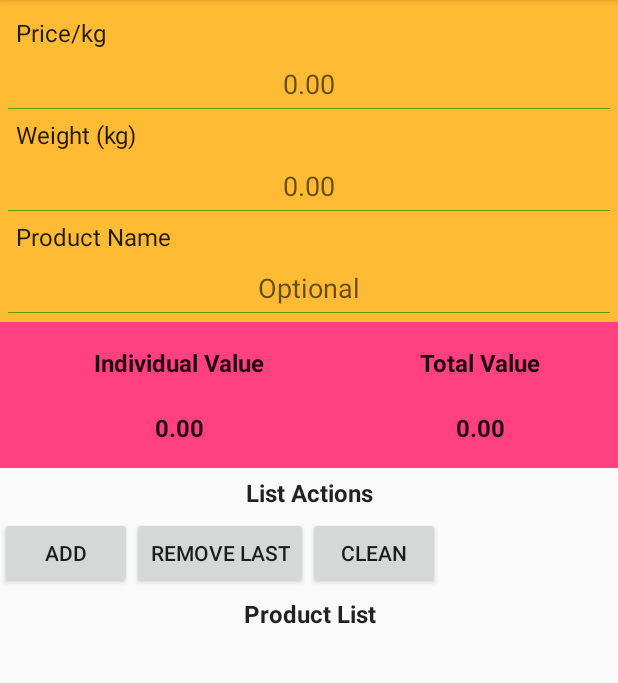
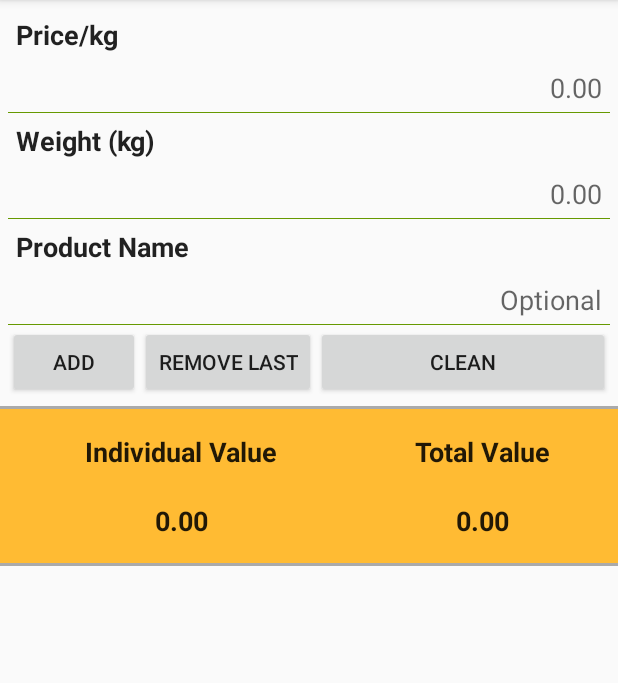
Before and after one commit to trmendes/FoodScaleDroid, an Android app: the screen it shows after launch (MainActivity), on a phone screen of 412 x 824 dp, the part 84-767 px from its top. Run offline under Robolectric (Android 15) with nearby library versions, the phone set to English and light mode, and no system bars.

Commit message:
Fixing a few erros and changing colors

```diff
--- a/app/src/main/java/tmendes/com/analyticalbalancedroid/MainActivity.java
+++ b/app/src/main/java/tmendes/com/analyticalbalancedroid/MainActivity.java
@@ -63,7 +63,7 @@ public class MainActivity extends AppCompatActivity {
             public void onTextChanged(CharSequence s, int start, int before, int count) {
                 updateValues();
                 prodKgPrice.removeTextChangedListener(kgTw);
-                prodIndValue.setText(String.valueOf(doTheMath()));
+                prodIndValue.setText(String.format("%.02f", doTheMath()));
                 prodKgPrice.addTextChangedListener(kgTw);
             }
         };
@@ -77,7 +77,7 @@ public class MainActivity extends AppCompatActivity {
             public void onTextChanged(CharSequence s, int start, int before, int count) {
                 updateValues();
                 prodWeight.removeTextChangedListener(wgTw);
-                prodIndValue.setText(String.valueOf(doTheMath()));
+                prodIndValue.setText(String.format("%.02f", doTheMath()));
                 prodWeight.addTextChangedListener(wgTw);
             }
         };
@@ -136,7 +136,7 @@ public class MainActivity extends AppCompatActivity {
 
             total = Float.valueOf(totalValue.getText().toString()) + valueToAdd;
 
-            totalValue.setText(String.valueOf(total));
+            totalValue.setText(String.format("%.02f", total));
 
             updateProductView();
         }
@@ -147,7 +147,7 @@ public class MainActivity extends AppCompatActivity {
         if (lastProdPos >= 0) {
             Product removedProd = prodList.remove(lastProdPos);
             float total = Float.valueOf(totalValue.getText().toString()) - removedProd.getInd_price();
-            totalValue.setText(String.valueOf(total));
+            totalValue.setText(String.format("%.02f", total));
             updateProductView();
         }
     }
@@ -162,12 +162,12 @@ public class MainActivity extends AppCompatActivity {
 
     private void updateValues() {
         if (prodKgPrice.getText() != null) {
-            if (prodKgPrice.length() > 0 ) {
+            if ((prodKgPrice.length() > 0 ) && (prodKgPrice.getText().toString().charAt(0) != '.')) {
                 price = Float.valueOf(prodKgPrice.getText().toString());
             }
         }
         if (prodWeight.getText() != null) {
-            if (prodWeight.length() > 0 ) {
+            if ((prodWeight.length()) > 0 && (prodWeight.getText().toString().charAt(0) != '.')) {
                 weight = Float.valueOf(prodWeight.getText().toString());
             }
         }
@@ -178,7 +178,6 @@ public class MainActivity extends AppCompatActivity {
         if ((price > 0) && (weight > 0)) {
             res = price * weight;
         }
-        res = Float.valueOf(Math.round(res));
         return res;
     }
 }
--- a/app/src/main/java/tmendes/com/analyticalbalancedroid/Product.java
+++ b/app/src/main/java/tmendes/com/analyticalbalancedroid/Product.java
@@ -13,7 +13,7 @@ public class Product {
         this.name = name;
         this.weight = weight;
         this.kg_price = kg_price;
-        this.ind_price = Math.round(this.kg_price * this.weight);
+        this.ind_price = this.kg_price * this.weight;
         this.ctx = ctx;
     }
 
--- a/app/src/main/res/layout/activity_main.xml
+++ b/app/src/main/res/layout/activity_main.xml
@@ -4,7 +4,8 @@
     android:id="@+id/activity_main"
     android:layout_width="match_parent"
     android:layout_height="match_parent"
-    tools:context="tmendes.com.analyticalbalancedroid.MainActivity">
+    tools:context="tmendes.com.analyticalbalancedroid.MainActivity"
+    >
 
     <LinearLayout
         android:orientation="vertical"
@@ -12,8 +13,7 @@
         android:layout_height="wrap_content"
         android:id="@+id/dataLayout"
         android:layout_alignParentEnd="true"
-        android:padding="5dp"
-        android:background="@android:color/holo_orange_light">
+        android:padding="5dp">
 
 
         <TextView
@@ -23,7 +23,8 @@
             android:id="@+id/textTitleKgPrice"
             android:textAppearance="@style/TextAppearance.AppCompat.Headline"
             android:padding="5dp"
-            android:textSize="16sp" />
+            android:textSize="18sp"
+            android:textStyle="normal|bold" />
 
         <EditText
             android:layout_width="match_parent"
@@ -34,7 +35,7 @@
             android:ems="10"
             android:id="@+id/editTextKgPrice"
             android:background="@drawable/et_botton_line"
-            android:textAlignment="center"
+            android:textAlignment="textEnd"
             android:padding="5dp" />
 
         <TextView
@@ -43,8 +44,9 @@
             android:layout_height="wrap_content"
             android:id="@+id/textTitleWeight"
             android:textAppearance="@style/TextAppearance.AppCompat.Headline"
-            android:textSize="16sp"
-            android:padding="5dp" />
+            android:textSize="18sp"
+            android:padding="5dp"
+            android:textStyle="normal|bold" />
 
         <EditText
             android:layout_width="match_parent"
@@ -55,7 +57,7 @@
             android:background="@drawable/et_botton_line"
             android:ems="10"
             android:id="@+id/editTextWeight"
-            android:textAlignment="center"
+            android:textAlignment="textEnd"
             android:padding="5dp" />
 
         <TextView
@@ -64,8 +66,9 @@
             android:layout_height="wrap_content"
             android:id="@+id/textTitleProdName"
             android:textAppearance="@style/TextAppearance.AppCompat.Headline"
-            android:textSize="16sp"
-            android:padding="5dp"/>
+            android:textSize="18sp"
+            android:padding="5dp"
+            android:textStyle="normal|bold" />
 
         <EditText
             android:layout_width="match_parent"
@@ -74,19 +77,59 @@
             android:background="@drawable/et_botton_line"
             android:ems="10"
             android:id="@+id/editTextProdName"
-            android:textAlignment="center"
+            android:textAlignment="textEnd"
             android:padding="5dp"
             android:hint="@string/prod_name_optional" />
 
+        <LinearLayout
+            android:orientation="horizontal"
+            android:layout_width="match_parent"
+            android:layout_height="wrap_content"
+            android:id="@+id/actions"
+            android:layout_below="@+id/editTextProdName"
+            android:layout_alignParentStart="true">
+            <Button
+                android:text="@string/bt_add"
+                android:layout_width="wrap_content"
+                android:layout_height="wrap_content"
+                android:id="@+id/buttonAdd"
+                android:onClick="addNewProduct"
+                android:textAlignment="center" />
+
+            <Button
+                android:text="@string/bt_rem_last"
+                android:layout_width="wrap_content"
+                android:layout_height="wrap_content"
+                android:id="@+id/buttonRemSpecific"
+                android:onClick="remLastProd"
+                android:textAlignment="center" />
+
+
+            <Button
+                android:text="@string/bt_clean_list"
+                android:layout_width="match_parent"
+                android:layout_height="wrap_content"
+                android:id="@+id/buttonCleanList"
+                android:onClick="cleanList"
+                android:textAlignment="center" />
+        </LinearLayout>
+
     </LinearLayout>
 
+    <View
+        android:layout_width="match_parent"
+        android:layout_height="2dp"
+        android:layout_below="@+id/dataLayout"
+        android:id="@+id/divider"
+        android:background="@android:color/darker_gray"/>
+
     <TableLayout
+        android:background="@android:color/holo_orange_light"
         android:layout_width="match_parent"
         android:layout_height="wrap_content"
-        android:layout_below="@+id/dataLayout"
+        android:layout_below="@+id/divider"
         android:id="@+id/tableValues"
         android:layout_centerHorizontal="true"
-        android:background="@color/colorAccent"
         android:stretchColumns="*"
         android:padding="5dp">
 
@@ -97,16 +140,16 @@
             android:elevation="24dp"
             android:padding="5dp">
 
-        <TextView
-            android:text="@string/ind_value"
-            android:textAlignment="center"
-            android:layout_width="wrap_content"
-            android:layout_height="wrap_content"
-            android:id="@+id/textIndValueTitle"
-            android:textAppearance="@style/TextAppearance.AppCompat.Headline"
-            android:textSize="16sp"
-            android:padding="5dp"
-            android:textStyle="normal|bold" />
+            <TextView
+                android:text="@string/ind_value"
+                android:textAlignment="center"
+                android:layout_width="wrap_content"
+                android:layout_height="wrap_content"
+                android:id="@+id/textIndValueTitle"
+                android:textAppearance="@style/TextAppearance.AppCompat.Headline"
+                android:textSize="18sp"
+                android:padding="5dp"
+                android:textStyle="normal|bold" />
 
             <TextView
                 android:text="@string/tot_value"
@@ -115,7 +158,7 @@
                 android:layout_height="wrap_content"
                 android:id="@+id/textTotalValueTitle"
                 android:textAppearance="@style/TextAppearance.AppCompat.Headline"
-                android:textSize="16sp"
+                android:textSize="18sp"
                 android:padding="5dp"
                 android:textStyle="normal|bold" />
 
@@ -135,7 +178,7 @@
                 android:id="@+id/textIndValueData"
                 android:textAppearance="@style/TextAppearance.AppCompat.Headline"
                 android:textStyle="normal|bold"
-                android:textSize="16sp"
+                android:textSize="18sp"
                 android:padding="5dp"/>
 
             <TextView
@@ -146,75 +189,23 @@
                 android:id="@+id/textTotalValueData"
                 android:textAppearance="@style/TextAppearance.AppCompat.Headline"
                 android:textStyle="normal|bold"
-                android:textSize="16sp"
+                android:textSize="18sp"
                 android:padding="5dp"/>
 
         </TableRow>
 
     </TableLayout>
 
-    <TextView
-        android:text="@string/list_action_title"
+    <View
         android:layout_width="match_parent"
-        android:layout_height="wrap_content"
+        android:layout_height="2dp"
         android:layout_below="@+id/tableValues"
-        android:layout_alignParentStart="true"
-        android:id="@+id/txActionValue"
-        android:textAppearance="@style/TextAppearance.AppCompat.Headline"
-        android:textSize="16sp"
-        android:textStyle="normal|bold"
-        android:textAlignment="center"
-        android:padding="5dp" />
-
-    <LinearLayout
-        android:orientation="horizontal"
-        android:layout_width="match_parent"
-        android:layout_height="wrap_content"
-        android:id="@+id/actions"
-        android:layout_below="@+id/txActionValue"
-        android:layout_alignParentStart="true">
-        <Button
-            android:text="@string/bt_add"
-            android:layout_width="wrap_content"
-            android:layout_height="wrap_content"
-            android:id="@+id/buttonAdd"
-            android:onClick="addNewProduct"
-            android:textAlignment="center" />
-
-        <Button
-            android:text="@string/bt_rem_last"
-            android:layout_width="wrap_content"
-            android:layout_height="wrap_content"
-            android:id="@+id/buttonRemSpecific"
-            android:onClick="remLastProd"
-            android:textAlignment="center" />
-
-
-        <Button
-            android:text="@string/bt_clean_list"
-            android:layout_width="wrap_content"
-            android:layout_height="wrap_content"
-            android:id="@+id/buttonCleanList"
-            android:onClick="cleanList"
-            android:textAlignment="center" />
-    </LinearLayout>
-
-    <TextView
-        android:text="@string/list_info"
-        android:layout_width="match_parent"
-        android:layout_height="wrap_content"
-        android:layout_below="@+id/actions"
-        android:layout_alignParentStart="true"
-        android:id="@+id/txList"
-        android:textAppearance="@style/TextAppearance.AppCompat.Headline"
-        android:textSize="16sp"
-        android:textStyle="normal|bold"
-        android:textAlignment="center"
-        android:padding="5dp" />
+        android:id="@+id/divider2"
+        android:background="@android:color/darker_gray"/>
 
     <ScrollView
         android:id="@+id/scroll"
-        android:layout_below="@+id/txList"
+        android:layout_below="@+id/divider2"
         android:layout_width="wrap_content"
         android:layout_height="wrap_content">
         <LinearLayout
--- a/app/src/main/res/values/strings.xml
+++ b/app/src/main/res/values/strings.xml
@@ -10,8 +10,6 @@
     <string name="prod_name">Product Name</string>
     <string name="prod_name_optional">Optional</string>
     <string name="number" translatable="false">0.00</string>
-    <string name="list_action_title">List Actions</string>
-    <string name="list_info">Product List</string>
     <string name="prod_name_list">[Product]</string>
     <string name="prod_price_kg_list">[Price/kg]</string>
 
```
